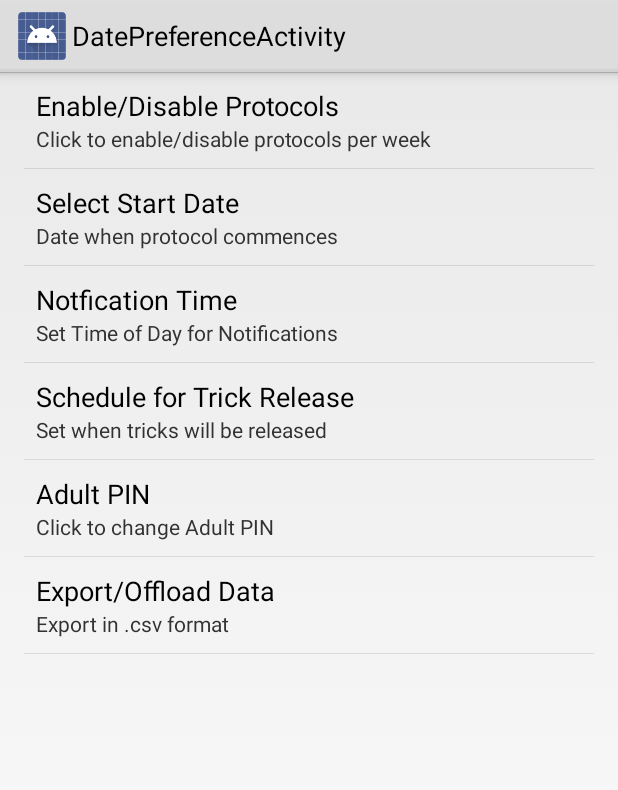
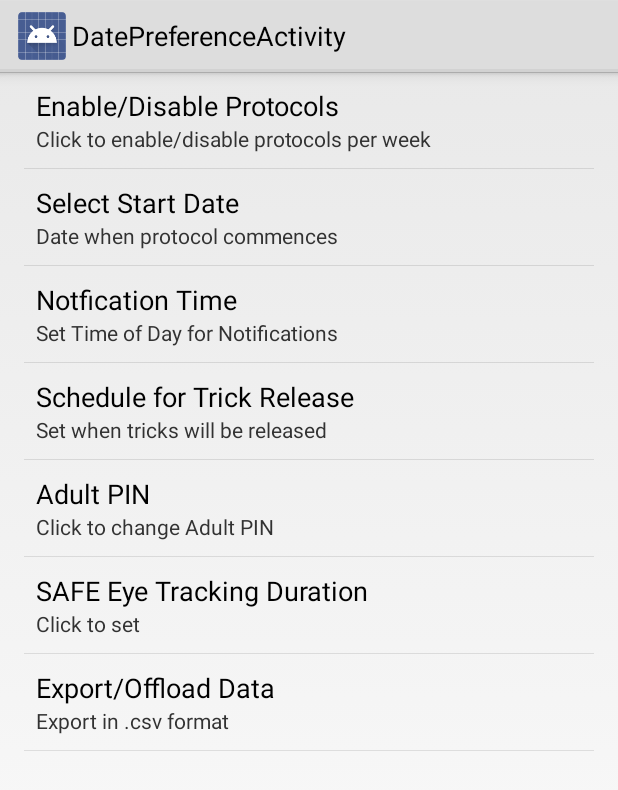
Before and after one commit to sylvr3/REACHv1, an Android app: the DatePreferenceActivity screen opened directly, with no data from a screen before it, on a phone screen of 412 x 824 dp. Shown: the top 790 px of the screen. Run offline under Robolectric (Android 15) with nearby library versions, the phone set to English and light mode, and no system bars; network calls fail.

Commit message:
Added eye tracking settings to the app

```diff
--- a/app/src/main/res/xml/prefs.xml
+++ b/app/src/main/res/xml/prefs.xml
@@ -149,12 +149,6 @@
         android:password="true"
         android:inputType="number"
         android:title="Adult PIN">
-        <!--<EditTextPreference
-            android:inputType="number"
-            android:key="teacherPIN"
-            android:password="true"
-            android:summary="Click to set"
-            android:title="Teacher PIN" />-->
 <!--        <EditTextPreference
             android:inputType="number"
             android:key="AdminPIN"
@@ -162,6 +156,12 @@
             android:summary="Click to set"
             android:title="Admin PIN" />-->
     </EditTextPreference>
+    <EditTextPreference
+        android:inputType="number"
+        android:key="SAFEEyeTrackingTimer"
+        android:summary="Click to set"
+        android:title="SAFE Eye Tracking Duration"
+        android:defaultValue="5"/>
     <PreferenceScreen
         android:key="exportDataMenu"
         android:summary="Export in .csv format"
```
Also changed, not shown: app/src/main/java/asu/reach/Preferences.java (+5 -4 lines), app/src/main/java/asu/reach/Safe.java (+16 -1 lines), 2 other files.
